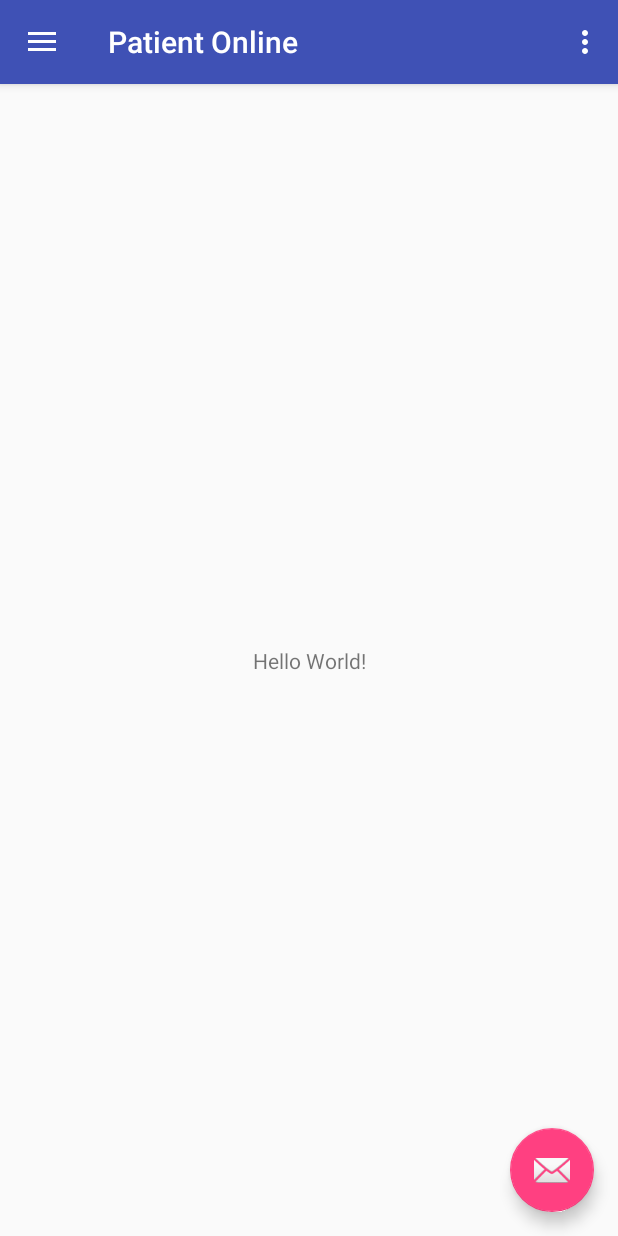
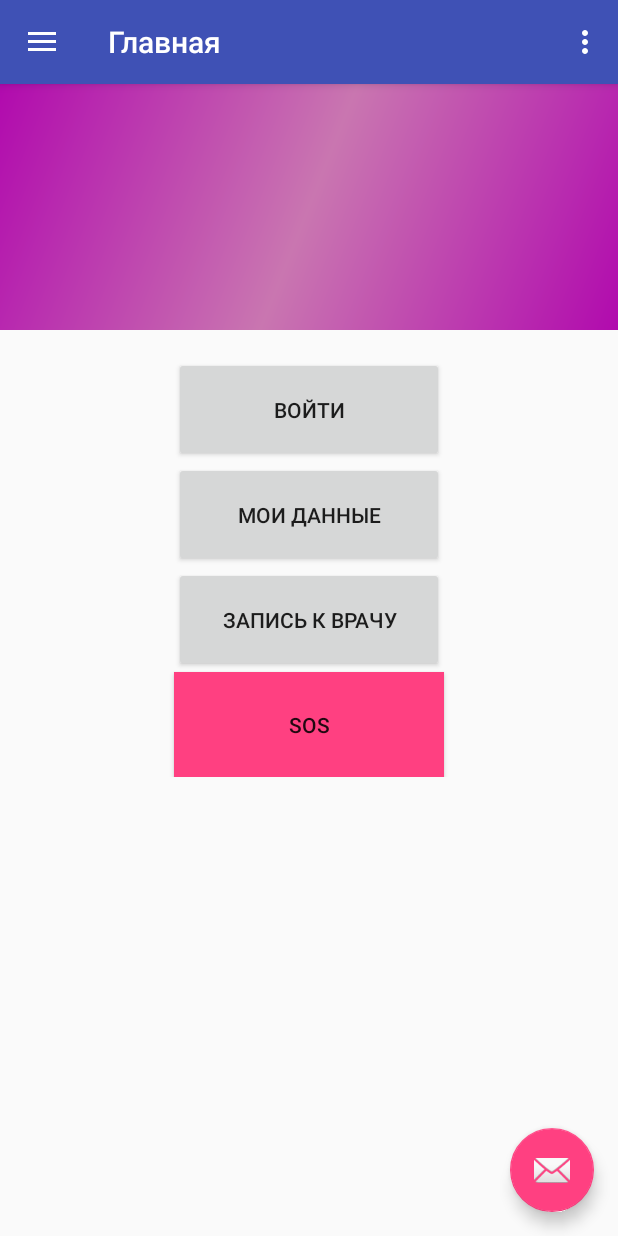
Before and after one commit to dyadyaJora/patient-online-prototype, an Android app: the screen it shows after launch (MainActivity), in the options menu, after a tap on "Settings", on a phone screen of 412 x 824 dp. Run offline under Robolectric (Android 15) with nearby library versions, the light colour scheme and no system bars.

Commit message:
main page

```diff
--- a/app/src/main/AndroidManifest.xml
+++ b/app/src/main/AndroidManifest.xml
@@ -10,7 +10,7 @@
         android:supportsRtl="true"
         android:theme="@style/AppTheme">
         <activity
-            android:name=".MainActivity"
+            android:name="com.example.android.patientonline.screen.menu.MainActivity"
             android:label="@string/app_name"
             android:theme="@style/AppTheme.NoActionBar">
             <intent-filter>
--- /dev/null
+++ b/app/src/main/java/com/example/android/patientonline/base/BasePresenter.java
@@ -0,0 +1,7 @@
+package com.example.android.patientonline.base;
+
+public interface BasePresenter {
+
+    void start();
+
+}
--- /dev/null
+++ b/app/src/main/java/com/example/android/patientonline/base/BaseView.java
@@ -0,0 +1,7 @@
+package com.example.android.patientonline.base;
+
+public interface BaseView<T> {
+
+    void setPresenter(T presenter);
+
+}
--- /dev/null
+++ b/app/src/main/java/com/example/android/patientonline/screen/about/FragmentAboutPage.java
@@ -0,0 +1,22 @@
+package com.example.android.patientonline.screen.about;
+
+import android.os.Bundle;
+import android.support.annotation.Nullable;
+import android.support.v4.app.Fragment;
+import android.view.LayoutInflater;
+import android.view.View;
+import android.view.ViewGroup;
+
+import com.example.android.patientonline.R;
+
+/**
+ * Created by user on 26.03.2018.
+ */
+
+public class FragmentAboutPage extends Fragment {
+    @Nullable
+    @Override
+    public View onCreateView(LayoutInflater inflater, @Nullable ViewGroup container, @Nullable Bundle savedInstanceState) {
+        return inflater.inflate(R.layout.fragment_about, null);
+    }
+}
--- /dev/null
+++ b/app/src/main/java/com/example/android/patientonline/screen/home/FragmentHomePage.java
@@ -0,0 +1,22 @@
+package com.example.android.patientonline.screen.home;
+
+import android.os.Bundle;
+import android.support.annotation.Nullable;
+import android.support.v4.app.Fragment;
+import android.view.View;
+import android.view.ViewGroup;
+import android.view.LayoutInflater;
+
+import com.example.android.patientonline.R;
+
+/**
+ * Created by user on 26.03.2018.
+ */
+
+public class FragmentHomePage extends Fragment {
+    @Nullable
+    @Override
+    public View onCreateView(LayoutInflater inflater, @Nullable ViewGroup container, @Nullable Bundle savedInstanceState) {
+        return inflater.inflate(R.layout.fragment_main, null);
+    }
+}
--- a/app/src/main/java/com/example/android/patientonline/MainActivity.java
+++ b/app/src/main/java/com/example/android/patientonline/screen/menu/MainActivity.java
@@ -1,8 +1,11 @@
-package com.example.android.patientonline;
+package com.example.android.patientonline.screen.menu;
 
 import android.os.Bundle;
 import android.support.design.widget.FloatingActionButton;
 import android.support.design.widget.Snackbar;
+import android.support.v4.app.Fragment;
+import android.support.v4.app.FragmentManager;
+import android.support.v4.app.FragmentTransaction;
 import android.view.View;
 import android.support.design.widget.NavigationView;
 import android.support.v4.view.GravityCompat;
@@ -12,6 +15,10 @@ import android.support.v7.app.AppCompatActivity;
 import android.support.v7.widget.Toolbar;
 import android.view.Menu;
 import android.view.MenuItem;
+
+import com.example.android.patientonline.R;
+import com.example.android.patientonline.screen.about.FragmentAboutPage;
+import com.example.android.patientonline.screen.home.FragmentHomePage;
 
 public class MainActivity extends AppCompatActivity
         implements NavigationView.OnNavigationItemSelectedListener {
@@ -77,16 +84,16 @@ public class MainActivity extends AppCompatActivity
     @SuppressWarnings("StatementWithEmptyBody")
     @Override
     public boolean onNavigationItemSelected(MenuItem item) {
-        // Handle navigation view item clicks here.
+        Fragment fg = null;
         int id = item.getItemId();
 
-        if (id == R.id.nav_camera) {
+        if (id == R.id.nav_share) {
             // Handle the camera action
         } else if (id == R.id.nav_gallery) {
-
+            fg = new FragmentHomePage();
         } else if (id == R.id.nav_slideshow) {
-
-        } else if (id == R.id.nav_manage) {
+            fg = new FragmentAboutPage();
+        } else if (id == R.id.nav_share) {
 
         } else if (id == R.id.nav_share) {
 
@@ -94,6 +101,14 @@ public class MainActivity extends AppCompatActivity
 
         }
 
+        if (fg != null) {
+            FragmentManager fragmentManager = getSupportFragmentManager();
+            FragmentTransaction fragmentTransaction = fragmentManager.beginTransaction();
+            fragmentTransaction.replace(R.id.screen_area, fg);
+            fragmentTransaction.commit();
+            setTitle(item.getTitle());
+        }
+
         DrawerLayout drawer = (DrawerLayout) findViewById(R.id.drawer_layout);
         drawer.closeDrawer(GravityCompat.START);
         return true;
--- a/app/src/main/res/drawable/side_nav_bar.xml
+++ b/app/src/main/res/drawable/side_nav_bar.xml
@@ -2,8 +2,8 @@
     android:shape="rectangle">
     <gradient
         android:angle="135"
-        android:centerColor="#009688"
-        android:endColor="#00695C"
-        android:startColor="#4DB6AC"
+        android:centerColor="#c976b0"
+        android:endColor="#b10aae"
+        android:startColor="#b10aae"
         android:type="linear" />
 </shape>
--- a/app/src/main/res/layout/app_bar_main.xml
+++ b/app/src/main/res/layout/app_bar_main.xml
@@ -4,7 +4,7 @@
     xmlns:tools="http://schemas.android.com/tools"
     android:layout_width="match_parent"
     android:layout_height="match_parent"
-    tools:context="com.example.android.patientonline.MainActivity">
+    tools:context="com.example.android.patientonline.screen.menu.MainActivity">
 
     <android.support.design.widget.AppBarLayout
         android:layout_width="match_parent"
--- a/app/src/main/res/layout/content_main.xml
+++ b/app/src/main/res/layout/content_main.xml
@@ -5,16 +5,12 @@
     android:layout_width="match_parent"
     android:layout_height="match_parent"
     app:layout_behavior="@string/appbar_scrolling_view_behavior"
-    tools:context="com.example.android.patientonline.MainActivity"
+    tools:context="com.example.android.patientonline.screen.menu.MainActivity"
     tools:showIn="@layout/app_bar_main">
 
-    <TextView
-        android:layout_width="wrap_content"
-        android:layout_height="wrap_content"
-        android:text="Hello World!"
-        app:layout_constraintBottom_toBottomOf="parent"
-        app:layout_constraintLeft_toLeftOf="parent"
-        app:layout_constraintRight_toRightOf="parent"
-        app:layout_constraintTop_toTopOf="parent" />
+    <FrameLayout
+        android:id="@+id/screen_area"
+        android:layout_width="match_parent"
+        android:layout_height="match_parent"></FrameLayout>
 
 </android.support.constraint.ConstraintLayout>
--- /dev/null
+++ b/app/src/main/res/layout/fragment_about.xml
@@ -0,0 +1,17 @@
+<?xml version="1.0" encoding="utf-8"?>
+<android.support.constraint.ConstraintLayout xmlns:android="http://schemas.android.com/apk/res/android"
+    xmlns:app="http://schemas.android.com/apk/res-auto"
+    xmlns:tools="http://schemas.android.com/tools"
+    android:layout_width="match_parent"
+    android:layout_height="match_parent">
+
+    <TextView
+        android:layout_width="wrap_content"
+        android:layout_height="wrap_content"
+        android:text="About Page"
+        app:layout_constraintBottom_toBottomOf="parent"
+        app:layout_constraintLeft_toLeftOf="parent"
+        app:layout_constraintRight_toRightOf="parent"
+        app:layout_constraintTop_toTopOf="parent" />
+
+</android.support.constraint.ConstraintLayout>
--- /dev/null
+++ b/app/src/main/res/layout/fragment_main.xml
@@ -0,0 +1,77 @@
+<?xml version="1.0" encoding="utf-8"?>
+<android.support.constraint.ConstraintLayout xmlns:android="http://schemas.android.com/apk/res/android"
+    xmlns:app="http://schemas.android.com/apk/res-auto"
+    xmlns:tools="http://schemas.android.com/tools"
+    android:layout_width="match_parent"
+    android:layout_height="match_parent">
+
+    <ScrollView
+        android:layout_width="match_parent"
+        android:layout_height="match_parent"
+        app:layout_constraintBottom_toBottomOf="parent"
+        app:layout_constraintEnd_toEndOf="parent"
+        app:layout_constraintStart_toStartOf="parent"
+        app:layout_constraintTop_toTopOf="parent">
+
+        <LinearLayout
+            android:id="@+id/linearLayoutWrapper"
+            android:layout_width="match_parent"
+            android:layout_height="match_parent"
+            android:gravity="center"
+            android:orientation="vertical">
+
+            <LinearLayout
+                android:id="@+id/linearLayout"
+                android:layout_width="match_parent"
+                android:layout_height="164dp"
+                android:layout_marginBottom="18dp"
+                android:background="@drawable/side_nav_bar"
+                android:gravity="top|left|right"
+                android:orientation="horizontal"
+                app:layout_constraintBottom_toTopOf="@+id/button"
+                app:layout_constraintEnd_toEndOf="parent"
+                app:layout_constraintStart_toStartOf="parent"
+                app:layout_constraintTop_toTopOf="parent" />
+
+            <Button
+                android:id="@+id/button"
+                android:layout_width="180dp"
+                android:layout_height="70dp"
+                android:text="Войти"
+                app:layout_constraintBottom_toTopOf="@+id/button2"
+                app:layout_constraintEnd_toEndOf="parent"
+                app:layout_constraintStart_toStartOf="parent"
+                app:layout_constraintTop_toBottomOf="@+id/linearLayout" />
+
+            <Button
+                android:id="@+id/button2"
+                android:layout_width="180dp"
+                android:layout_height="70dp"
+                android:text="Мои данные"
+                app:layout_constraintBottom_toTopOf="@+id/button3"
+                app:layout_constraintEnd_toEndOf="parent"
+                app:layout_constraintStart_toStartOf="parent"
+                app:layout_constraintTop_toBottomOf="@+id/button" />
+
+            <Button
+                android:id="@+id/button3"
+                android:layout_width="180dp"
+                android:layout_height="70dp"
+                android:text="Запись к врачу"
+                app:layout_constraintBottom_toTopOf="@+id/button4"
+                app:layout_constraintEnd_toEndOf="parent"
+                app:layout_constraintStart_toStartOf="parent"
+                app:layout_constraintTop_toBottomOf="@+id/button2" />
+
+            <Button
+                android:id="@+id/button4"
+                android:layout_width="180dp"
+                android:layout_height="70dp"
+                android:background="@color/colorAccent"
+                android:text="SOS"
+                app:layout_constraintEnd_toEndOf="parent"
+                app:layout_constraintStart_toStartOf="parent"
+                app:layout_constraintTop_toBottomOf="@+id/button3" />
+        </LinearLayout>
+    </ScrollView>
+</android.support.constraint.ConstraintLayout>
--- a/app/src/main/res/menu/activity_main_drawer.xml
+++ b/app/src/main/res/menu/activity_main_drawer.xml
@@ -5,21 +5,13 @@
 
     <group android:checkableBehavior="single">
         <item
-            android:id="@+id/nav_camera"
-            android:icon="@drawable/ic_menu_camera"
-            android:title="Import" />
-        <item
             android:id="@+id/nav_gallery"
             android:icon="@drawable/ic_menu_gallery"
-            android:title="Gallery" />
+            android:title="Главная" />
         <item
             android:id="@+id/nav_slideshow"
             android:icon="@drawable/ic_menu_slideshow"
-            android:title="Slideshow" />
-        <item
-            android:id="@+id/nav_manage"
-            android:icon="@drawable/ic_menu_manage"
-            android:title="Tools" />
+            android:title="О приложении" />
     </group>
 
     <item android:title="Communicate">
--- a/app/src/main/res/values/colors.xml
+++ b/app/src/main/res/values/colors.xml
@@ -2,5 +2,5 @@
 <resources>
     <color name="colorPrimary">#3F51B5</color>
     <color name="colorPrimaryDark">#303F9F</color>
-    <color name="colorAccent">#FF4081</color>
+    <color name="colorAccent">#ff4081</color>
 </resources>
```
